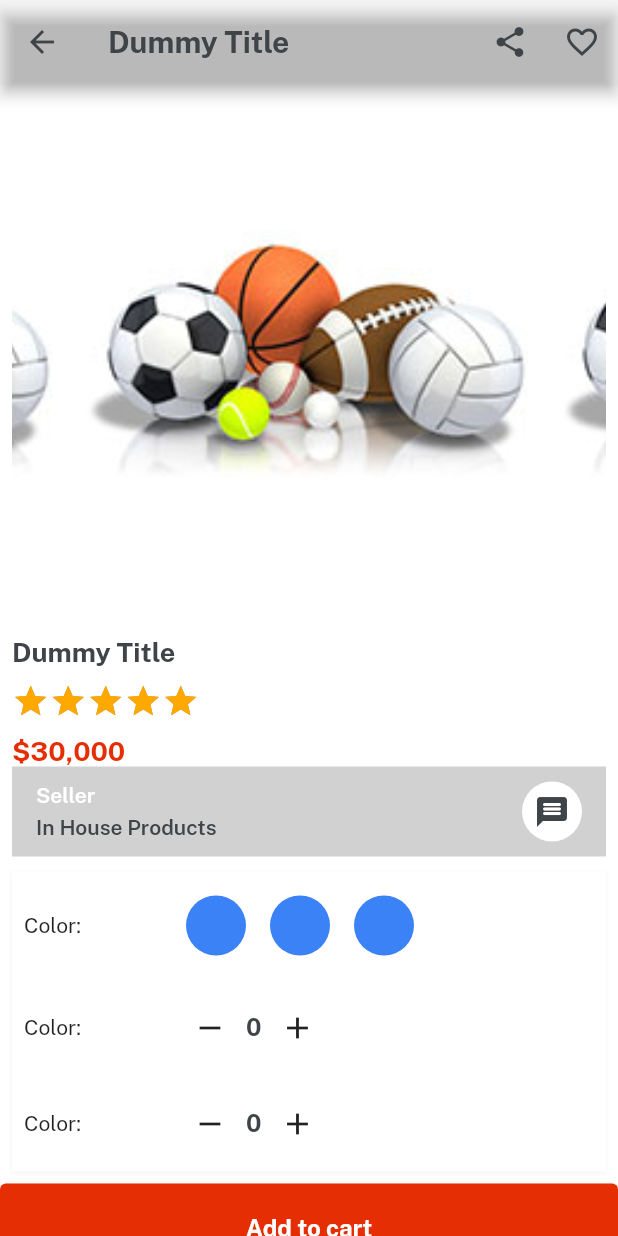
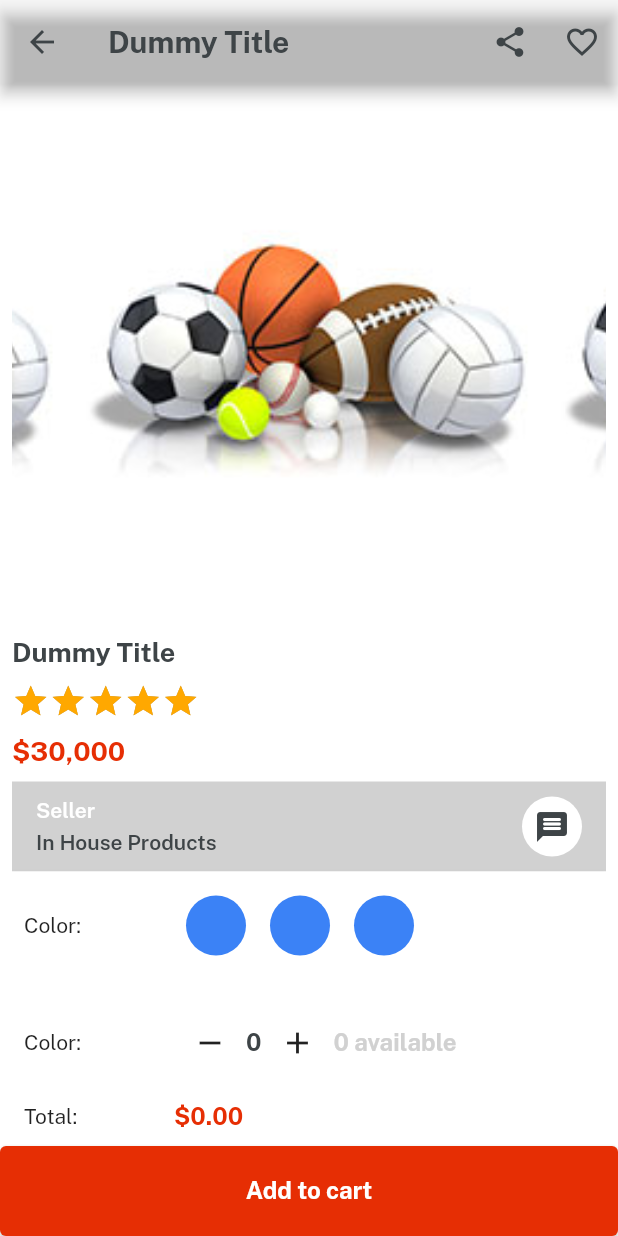
Before and after one commit to Mujjafar-Momin/Flutter_eMart, a Flutter app: the ItemDetails screen opened directly, on a phone screen of 412 x 824 dp. Run offline on Flutter 3.47's test engine with Material 2 defaults, Android fonts, the phone set to English and light mode, and no system bars; drawn by our look-alikes of velocity_x; our stand-ins replace get.

Commit message:
item details screen added

```diff
--- a/lib/views/category_screen/item_details.dart
+++ b/lib/views/category_screen/item_details.dart
@@ -19,14 +19,11 @@ class ItemDetails extends StatelessWidget {
               icon: const Icon(Icons.favorite_border_outlined))
         ],
       ),
-      body: Column(
-        children: [
-          SingleChildScrollView(
-            scrollDirection: Axis.vertical,
-            child: Column(
-              children: [
-              Padding(
+      body: Column(children: [
+        Expanded(
+            child: Padding(
           padding: const EdgeInsets.all(8.0),
+          child: SingleChildScrollView(
             child: Column(
               crossAxisAlignment: CrossAxisAlignment.start,
               children: [
@@ -64,7 +61,7 @@ class ItemDetails extends StatelessWidget {
                     .size(18)
                     .color(redColor)
                     .make(),
-                    //Seller
+                10.heightBox,
                 Row(
                   children: [
                     Expanded(
@@ -91,17 +88,13 @@ class ItemDetails extends StatelessWidget {
                   ],
                 )
                     .box
-                        .color(textfieldGrey)
                     .height(60)
                     .padding(const EdgeInsets.symmetric(horizontal: 16))
+                    .color(textfieldGrey)
                     .make(),
-
-                    //color section
-                    10.heightBox,
                 Column(
                   children: [
-                        Expanded(
-                          child: Row(
+                    Row(
                       children: [
                         SizedBox(
                           width: 100,
@@ -119,54 +112,54 @@ class ItemDetails extends StatelessWidget {
                         )
                       ],
                     ).box.padding(const EdgeInsets.all(8)).make(),
-                        ),
-
-                        //quntity row
-                        Expanded(
-                          child: Row(
-                            children: [
-                              SizedBox(
-                                width: 100,
-                                child: "Color: ".text.make(),
-                              ),
-                              Expanded(
-                                child: Row(
-                                  crossAxisAlignment: CrossAxisAlignment.center,
-                                  children: [
-                                   IconButton(onPressed: (){}, icon: Icon(Icons.remove)),
-                                   "0".text.size(16).color(darkFontGrey).fontFamily(bold).make(),
-                                    IconButton(onPressed: (){}, icon: Icon(Icons.add)),
-                                  ],
-                                  ),
-                              )
-                            ],
-                          ).box.padding(const EdgeInsets.all(8)).make(),
-                        ),
+                    10.heightBox,
                      Row(
                       children: [
                         SizedBox(
                           width: 100,
                           child: "Color: ".text.make(),
                         ),
-                            Expanded(
-                              child: Row(
-                                crossAxisAlignment: CrossAxisAlignment.center,
+                        Row(
                           children: [
-                                 IconButton(onPressed: (){}, icon: Icon(Icons.remove)),
+                              IconButton(onPressed: (){}, icon: const Icon(Icons.remove)),
                                  "0".text.size(16).color(darkFontGrey).fontFamily(bold).make(),
-                                  IconButton(onPressed: (){}, icon: Icon(Icons.add)),
+                                IconButton(onPressed: (){}, icon: const Icon(Icons.add)),
+                                 "0 available".text.size(16).color(textfieldGrey).fontFamily(bold).make(),
+                          ]
+                        )
                       ],
+                    ).box.padding(const EdgeInsets.all(8)).make(),
+                 Row(
+                      children: [
+                        SizedBox(
+                          width: 100,
+                          child: "Total: ".text.make(),
                         ),
-                            )
+                        "\$0.00".text.color(redColor).size(16).fontFamily(bold).make()
                       ],
                     ).box.padding(const EdgeInsets.all(8)).make()
                  ],
                 ).box.white.shadowSm.make(),
+
+                10.heightBox,
+                "Description".text.color(darkFontGrey).fontFamily(semibold).make(),
+
+                10.heightBox,
+                "This is dummy item and dummy description here...".text.color(darkFontGrey).fontFamily(semibold).make(),
+                ListView(
+                  shrinkWrap: true,
+                  children: List.generate(5, (index) => ListTile(
+                  title:  "Video".text.color(darkFontGrey).fontFamily(semibold).make(),
+                  trailing:const Icon(Icons.arrow_forward),
+                )),)
+
+
+
+
               ],
             ),
-              )
-            ]),
           ),
+        )),
         SizedBox(
           width: double.infinity,
           height: 60,
@@ -176,9 +169,9 @@ class ItemDetails extends StatelessWidget {
               textColor: whiteColor,
               title: "Add to cart"),
         ),
+      ]),
+
       // 10.heightBox
-        ],
-      ),
     );
   }
 }
```
Lines whose indentation alone changed are shown as unchanged.
